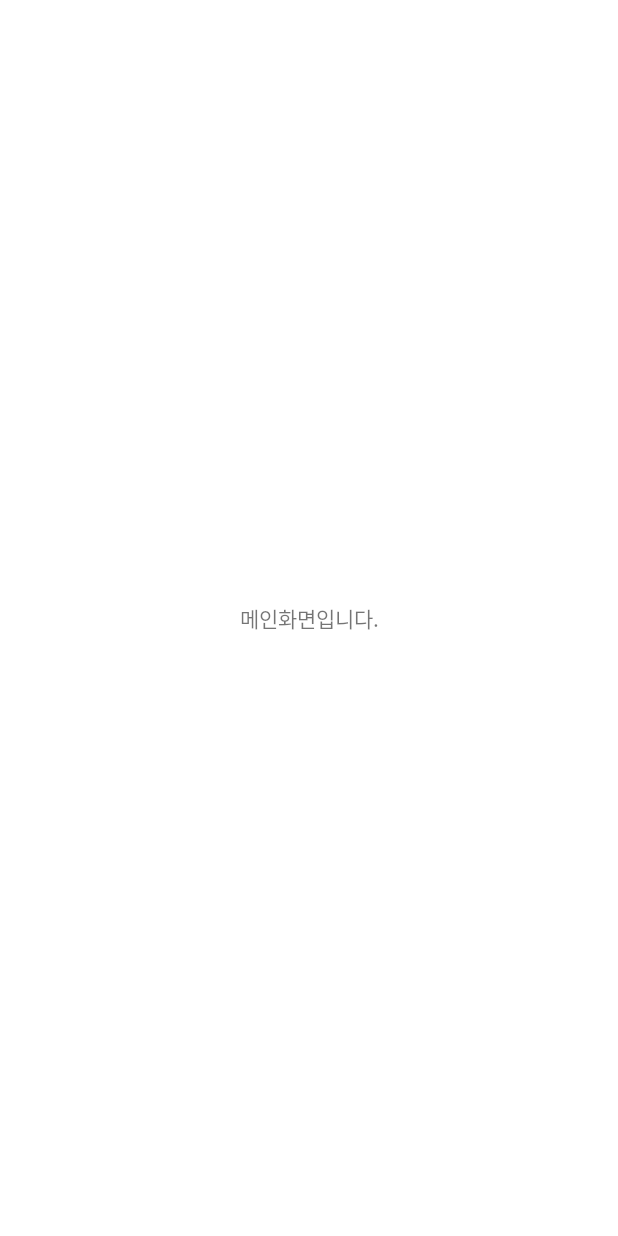
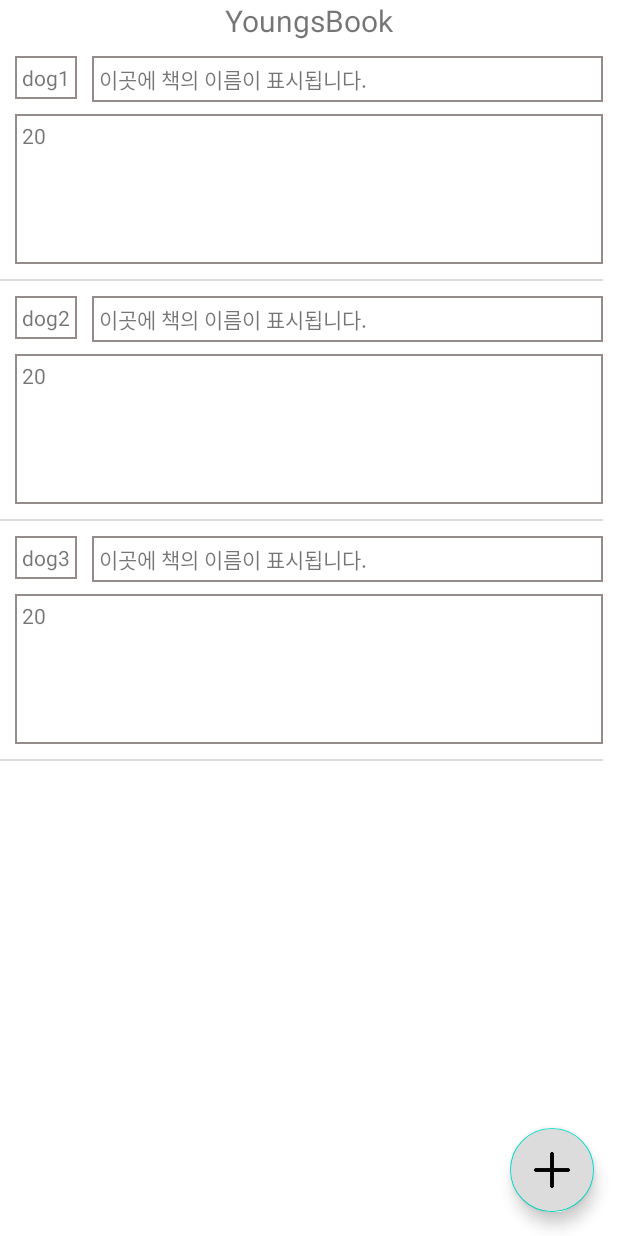
Before and after one commit to Young-Seok-Kim/YoungsBook, an Android app: the MainActivity screen opened directly, with no data from a screen before it, on a phone screen of 412 x 824 dp. Before the commit the screen is almost empty. Run offline under Robolectric (Android 15) with nearby library versions, the phone set to English and light mode, and no system bars.

Commit message:
RecyclerView 추가 완료

```diff
--- a/app/build.gradle
+++ b/app/build.gradle
@@ -44,10 +44,11 @@ dependencies {
 //    implementation platform('com.google.firebase:firebase-bom:29.0.0')
 //    implementation 'com.google.firebase:firebase-analytics-ktx'
     implementation 'com.google.code.gson:gson:2.8.6' // gson 사용을 위한 라이브러리
-
+    implementation 'com.android.support.constraint:constraint-layout:2.0.4'
     // 인터넷 연결을 쉽게 하기위한 라이브러리
     implementation 'com.squareup.retrofit2:retrofit:2.7.2'
     implementation 'com.squareup.retrofit2:converter-gson:2.7.2'
+    implementation 'androidx.recyclerview:recyclerview:1.2.1'
 
     implementation 'androidx.core:core-ktx:1.7.0'
     implementation 'androidx.appcompat:appcompat:1.4.0'
--- a/app/src/main/java/com/youngsbook/common/Define.kt
+++ b/app/src/main/java/com/youngsbook/common/Define.kt
@@ -2,4 +2,5 @@ package com.youngsbook.common
 
 object Define {
     val BASE_URL : String = "http://10.0.2.2:8080/YoungsBook/"
+    val KYOBO_SEARCH_URL : String = "https://search.kyobobook.co.kr/web/search?vPstrKeyWord="
 }
--- a/app/src/main/java/com/youngsbook/ui/login/LoginActivity.kt
+++ b/app/src/main/java/com/youngsbook/ui/login/LoginActivity.kt
@@ -10,6 +10,7 @@ import androidx.annotation.StringRes
 import androidx.appcompat.app.AppCompatActivity
 import android.text.Editable
 import android.text.TextWatcher
+import android.util.Log
 import android.view.View
 import android.view.inputmethod.EditorInfo
 import android.widget.EditText
@@ -117,9 +118,13 @@ class LoginActivity : AppCompatActivity() {
         initButton()
     }
 
-    private fun initButton()
-    {
-        binding.buttonLogin!!.setOnClickListener { // 로그인 버튼 클릭시 이벤트
+    private fun initButton() {
+//        println("test")
+        binding.buttonLogin!!.setOnClickListener {
+            // 로그인 버튼 클릭시 이벤트
+//            println(binding.userid)
+//            Log.d("WTF", binding?.userid?.text?.toString() ?: "wtfwtf")
+//            binding.userid
 
             if (checkBeforeLogin()) { // 아이디를 1자리, 비밀번호를 6자리 이상 입력했는지 체크
                 var test : String = ""
@@ -133,7 +138,6 @@ class LoginActivity : AppCompatActivity() {
                         enterLogin,
                         applicationContext // 실패했을때 Toast 메시지를 띄워주기 위한 Context
                         , onSuccess = { ->
-//                            loginViewModel.login(binding.userid!!.text.toString(), binding.password.text.toString())
                             val jsonArray : JSONArray
                             jsonArray = YoungsFunction.stringToJson(NetworkConnect.resultString)
 
@@ -158,8 +162,9 @@ class LoginActivity : AppCompatActivity() {
                                 editor.putString(getString(R.string.auto_login_password), "")
                                 editor.commit()
                             }
+                            loginViewModel.login(binding.userid!!.text.toString(), binding.password.text.toString())
+                            openMainActivity()
 
-//                            openMainActivity()
 
                         }
                     )
--- a/app/src/main/java/com/youngsbook/ui/main/MainActivity.kt
+++ b/app/src/main/java/com/youngsbook/ui/main/MainActivity.kt
@@ -2,16 +2,45 @@ package com.youngsbook.ui.main
 
 import android.os.Bundle
 import androidx.appcompat.app.AppCompatActivity
-import com.youngsbook.R
+import androidx.recyclerview.widget.LinearLayoutManager
 import com.youngsbook.databinding.ActivityMainBinding
+import java.security.AccessController.getContext
 
 class MainActivity : AppCompatActivity() {
     private lateinit var binding: ActivityMainBinding
+    lateinit var mainActivityAdapter: MainActivityAdapter
+    val datas = mutableListOf<MainActivityModel>()
 
     override fun onCreate(savedInstanceState: Bundle?) {
         super.onCreate(savedInstanceState)
 
         binding = ActivityMainBinding.inflate(layoutInflater)
         setContentView(binding.root)
+
+        initList()
+        initFAB()
+    }
+    private fun initFAB()
+    {
+//        binding.FAB?.setOnClickListener()
+//        {
+////            initList()
+//        }
+    }
+
+    private fun initList() {
+
+        with(datas){
+            add(MainActivityModel("dog1",20))
+            add(MainActivityModel("dog2",20))
+            add(MainActivityModel("dog3",20))
+
+        }
+
+        val adapter=MainActivityAdapter() //어댑터 객체 만듦
+        adapter.datalist=datas //데이터 넣어줌
+        binding.listview.adapter=adapter //리사이클러뷰에 어댑터 연결
+        binding.listview.layoutManager= LinearLayoutManager(this) //레이아웃 매니저 연결
+
     }
 }
--- /dev/null
+++ b/app/src/main/java/com/youngsbook/ui/main/MainActivityAdapter.kt
@@ -0,0 +1,39 @@
+package com.youngsbook.ui.main
+
+import android.content.Context
+import android.view.LayoutInflater
+import android.view.View
+import android.view.ViewGroup
+import android.widget.TextView
+import androidx.recyclerview.widget.RecyclerView
+import com.youngsbook.R
+import com.youngsbook.databinding.RecylerviewBookItemBinding
+
+class MainActivityAdapter: RecyclerView.Adapter<MainActivityAdapter.MyViewHolder>() {
+
+    var datalist = mutableListOf<MainActivityModel>()//리사이클러뷰에서 사용할 데이터 미리 정의 -> 나중에 MainActivity등에서 datalist에 실제 데이터 추가
+
+    inner class MyViewHolder(private val binding: RecylerviewBookItemBinding): RecyclerView.ViewHolder(binding.root) {
+
+        fun bind(dogData:MainActivityModel){
+            //binding.dogPhotoImg.=dogData.dog_img
+            binding.textviewBookName.text=dogData.name
+            binding.textviewBookReview.text= dogData.age.toString()
+        }
+    }
+
+
+    //만들어진 뷰홀더 없을때 뷰홀더(레이아웃) 생성하는 함수
+    override fun onCreateViewHolder(parent: ViewGroup, viewType: Int): MyViewHolder {
+        val binding= RecylerviewBookItemBinding.inflate(LayoutInflater.from(parent.context),parent,false)
+        return MyViewHolder(binding)
+    }
+
+    override fun getItemCount(): Int = datalist.size
+
+    //recyclerview가 viewholder를 가져와 데이터 연결할때 호출
+    //적절한 데이터를 가져와서 그 데이터를 사용하여 뷰홀더의 레이아웃 채움
+    override fun onBindViewHolder(holder: MyViewHolder, position: Int) {
+        holder.bind(datalist[position])
+    }
+}
--- /dev/null
+++ b/app/src/main/java/com/youngsbook/ui/main/MainActivityModel.kt
@@ -0,0 +1,6 @@
+package com.youngsbook.ui.main
+
+data class MainActivityModel (
+    val name : String,
+    val age : Int
+)
--- /dev/null
+++ b/app/src/main/res/drawable/customlayout_floating_button.xml
@@ -0,0 +1,20 @@
+<?xml version="1.0" encoding="utf-8"?>
+<selector xmlns:android="http://schemas.android.com/apk/res/android">
+    <item>
+
+        <shape
+            android:shape="rectangle">
+            <padding
+                android:bottom="5dp"
+                android:left="5dp"
+                android:right="5dp"
+                android:top="5dp"/>
+                <stroke
+                    android:width="1dp"
+                    android:color="#FF948B8B"/>
+                <solid
+                    android:color="#FFFFFFFF"/>
+        </shape>
+
+    </item>
+</selector>
--- /dev/null
+++ b/app/src/main/res/drawable/customlayout_textview.xml
@@ -0,0 +1,19 @@
+<?xml version="1.0" encoding="utf-8"?>
+<selector xmlns:android="http://schemas.android.com/apk/res/android">
+    <item>
+        <shape
+            android:shape="rectangle">
+            <padding
+                android:bottom="5dp"
+                android:left="5dp"
+                android:right="5dp"
+                android:top="5dp"/>
+                <stroke
+                    android:width="1dp"
+                    android:color="#FF948B8B"/>
+                <solid
+                    android:color="#FFFFFFFF"/>
+        </shape>
+
+    </item>
+</selector>
--- a/app/src/main/res/layout/activity_main.xml
+++ b/app/src/main/res/layout/activity_main.xml
@@ -1,10 +1,50 @@
 <?xml version="1.0" encoding="utf-8"?>
-<androidx.constraintlayout.widget.ConstraintLayout xmlns:android="http://schemas.android.com/apk/res/android"
+<androidx.constraintlayout.widget.ConstraintLayout
+    xmlns:android="http://schemas.android.com/apk/res/android"
+    xmlns:tools="http://schemas.android.com/tools"
+    xmlns:app="http://schemas.android.com/apk/res-auto"
     android:layout_width="match_parent"
     android:layout_height="match_parent">
 <TextView
     android:layout_width="match_parent"
     android:layout_height="match_parent"
     android:text="메인화면입니다."
+    android:visibility="gone"
     android:gravity="center"/>
+    <LinearLayout
+        android:layout_width="match_parent"
+        android:layout_height="wrap_content"
+        app:layout_constraintTop_toTopOf="parent"
+        android:id="@+id/linearlayout_title">
+        <TextView
+            android:layout_width="match_parent"
+            android:layout_height="wrap_content"
+            android:text="YoungsBook"
+            android:textSize="20dp"
+            android:layout_gravity="center"
+            android:gravity="center"/>
+    </LinearLayout>
+
+    <androidx.recyclerview.widget.RecyclerView
+        android:layout_width="match_parent"
+        android:layout_height="0dp"
+        android:id="@+id/listview"
+        app:layout_constraintTop_toBottomOf="@+id/linearlayout_title"
+        app:layout_constraintRight_toRightOf="@id/linearlayout_title"
+        app:layout_constraintBottom_toBottomOf="parent"
+        tools:listitem="@layout/recylerview_book_item"/>
+
+    <com.google.android.material.floatingactionbutton.FloatingActionButton
+        android:id="@+id/FAB"
+        android:layout_width="wrap_content"
+        android:layout_height="wrap_content"
+        android:layout_gravity="end|bottom"
+        android:backgroundTint="@color/graysboro"
+        app:layout_constraintBottom_toBottomOf="parent"
+        app:layout_constraintRight_toRightOf="parent"
+        android:background="@drawable/customlayout_floating_button"
+        android:src="@drawable/add"
+
+        android:layout_margin="16dp" />
+
 </androidx.constraintlayout.widget.ConstraintLayout>
--- /dev/null
+++ b/app/src/main/res/layout/recylerview_book_item.xml
@@ -0,0 +1,53 @@
+<?xml version="1.0" encoding="utf-8"?>
+<androidx.constraintlayout.widget.ConstraintLayout
+    xmlns:android="http://schemas.android.com/apk/res/android"
+    xmlns:tools="http://schemas.android.com/tools"
+    xmlns:app="http://schemas.android.com/apk/res-auto"
+    android:layout_width="match_parent"
+    android:layout_height="wrap_content"
+    >
+    <RelativeLayout
+        android:layout_width="match_parent"
+        android:layout_height="160dp"
+        android:id="@+id/list"
+        app:layout_constraintTop_toTopOf="parent"
+        android:paddingEnd="10dp"
+        android:orientation="horizontal">
+        <TextView
+            android:layout_width="wrap_content"
+            android:layout_height="wrap_content"
+            android:id="@+id/textview_bookName"
+            android:layout_marginStart="10dp"
+            android:layout_marginTop="10dp"
+            android:layout_marginEnd="10dp"
+            android:background="@drawable/customlayout_textview"
+            android:text="책이름"/>
+
+        <TextView
+            android:layout_width="match_parent"
+            android:layout_height="wrap_content"
+            android:layout_alignTop="@+id/textview_bookName"
+            android:layout_toEndOf="@+id/textview_bookName"
+            android:background="@drawable/customlayout_textview"
+            android:text="이곳에 책의 이름이 표시됩니다." />
+
+        <TextView
+            android:layout_width="match_parent"
+            android:layout_height="100dp"
+            android:id="@+id/textview_bookReview"
+            android:layout_alignStart="@+id/textview_bookName"
+            android:layout_below="@+id/textview_bookName"
+            android:background="@drawable/customlayout_textview"
+            android:layout_marginTop="10dp"
+            android:text="이곳에 책의 후기가 들어갑니다."/>
+
+        <View
+            android:id="@+id/line"
+            android:layout_width="match_parent"
+            android:layout_height="1dp"
+            android:layout_below="@id/textview_bookReview"
+            android:layout_marginTop="10dp"
+            android:background="@color/graysboro" />
+    </RelativeLayout>
+
+</androidx.constraintlayout.widget.ConstraintLayout>
--- a/app/src/main/res/values/colors.xml
+++ b/app/src/main/res/values/colors.xml
@@ -7,4 +7,5 @@
     <color name="teal_700">#FF018786</color>
     <color name="black">#FF000000</color>
     <color name="white">#FFFFFFFF</color>
+    <color name="graysboro">#FFDCDCDC</color>
 </resources>
--- a/build.gradle
+++ b/build.gradle
@@ -5,7 +5,7 @@ buildscript {
         mavenCentral()
     }
     dependencies {
-        classpath 'com.android.tools.build:gradle:7.0.3'
+        classpath 'com.android.tools.build:gradle:7.0.4'
         classpath "org.jetbrains.kotlin:kotlin-gradle-plugin:1.6.0"
 
 //        classpath 'com.google.gms:google-services:4.3.10'
```
Also changed, not shown: app/src/main/res/drawable/add.png (added).
